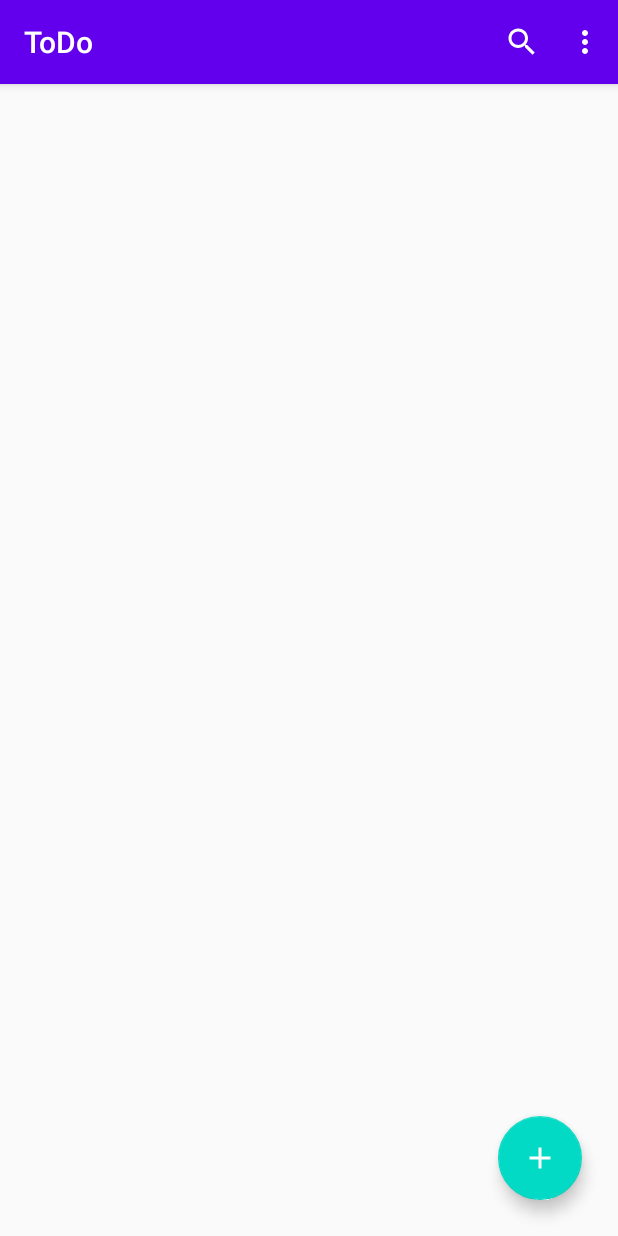
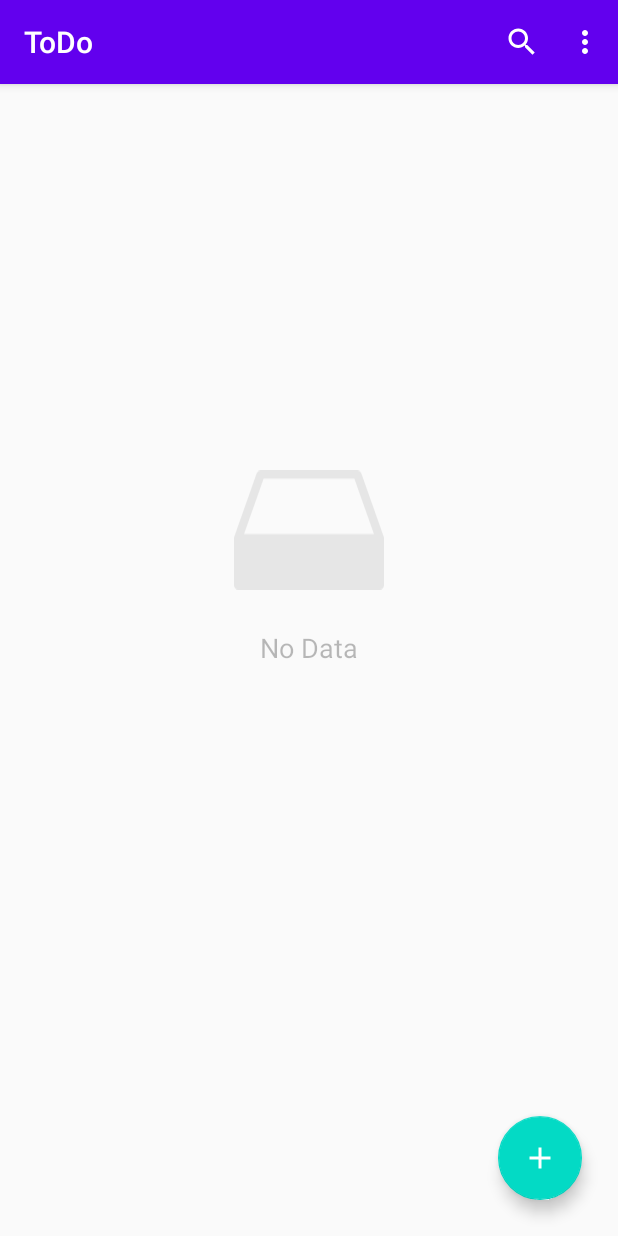
Before and after one commit to sushmoyr/ToDo-Application, an Android app: the screen it shows after launch (MainActivity), on a phone screen of 412 x 824 dp. Run offline under Robolectric (Android 15) with nearby library versions, the phone set to English and light mode, and no system bars; our stand-ins replace Room's generated code, navigation-ui.

Commit message:
layout updated

```diff
--- a/app/src/main/java/com/sushmoyr/todoapplication/fragments/SharedViewModel.kt
+++ b/app/src/main/java/com/sushmoyr/todoapplication/fragments/SharedViewModel.kt
@@ -7,10 +7,18 @@ import android.widget.AdapterView
 import android.widget.TextView
 import androidx.core.content.ContextCompat
 import androidx.lifecycle.AndroidViewModel
+import androidx.lifecycle.MutableLiveData
 import com.sushmoyr.todoapplication.R
 import com.sushmoyr.todoapplication.data.model.Priority
+import com.sushmoyr.todoapplication.data.model.ToDoData
 
 class SharedViewModel(application: Application):AndroidViewModel(application) {
+
+    val emptyDatabase: MutableLiveData<Boolean> = MutableLiveData(true)
+
+    fun checkIfDatabaseEmpty(toDoData: List<ToDoData>){
+        emptyDatabase.value = toDoData.isEmpty()
+    }
 
     val listener:AdapterView.OnItemSelectedListener = object :
     AdapterView.OnItemSelectedListener{
--- a/app/src/main/java/com/sushmoyr/todoapplication/fragments/list/ListFragment.kt
+++ b/app/src/main/java/com/sushmoyr/todoapplication/fragments/list/ListFragment.kt
@@ -12,6 +12,8 @@ import androidx.recyclerview.widget.LinearLayoutManager
 import com.sushmoyr.todoapplication.R
 import com.sushmoyr.todoapplication.data.viewmodel.ToDoViewModel
 import com.sushmoyr.todoapplication.fragments.ListAdapter
+import com.sushmoyr.todoapplication.fragments.SharedViewModel
+import kotlinx.android.synthetic.main.fragment_list.*
 import kotlinx.android.synthetic.main.fragment_list.view.*
 
 class ListFragment : Fragment() {
@@ -20,6 +22,7 @@ class ListFragment : Fragment() {
         ListAdapter()
     }
     private val todoViewModel:ToDoViewModel by viewModels()
+    private val sharedViewModel : SharedViewModel by viewModels()
 
     override fun onCreate(savedInstanceState: Bundle?) {
         super.onCreate(savedInstanceState)
@@ -38,6 +41,7 @@ class ListFragment : Fragment() {
         recyclerView.layoutManager = LinearLayoutManager(requireContext())
 
         todoViewModel.getAllData.observe(viewLifecycleOwner, Observer { data->
+            sharedViewModel.checkIfDatabaseEmpty(data)
             adapter.setData(data)
         })
 
@@ -45,7 +49,21 @@ class ListFragment : Fragment() {
             findNavController().navigate(R.id.action_listFragment_to_addFragment)
         }
 
+        sharedViewModel.emptyDatabase.observe(viewLifecycleOwner, Observer {
+            showEmptyView(it)
+        })
+
         return view
+    }
+
+    private fun showEmptyView(emptyDatabase: Boolean) {
+        if(emptyDatabase){
+            noDataImage.visibility = View.VISIBLE
+            noDataText.visibility = View.VISIBLE
+        }else{
+            noDataImage.visibility = View.INVISIBLE
+            noDataText.visibility = View.INVISIBLE
+        }
     }
 
     override fun onCreateOptionsMenu(menu: Menu, inflater: MenuInflater) {
--- a/app/src/main/res/layout/fragment_list.xml
+++ b/app/src/main/res/layout/fragment_list.xml
@@ -36,7 +36,7 @@
         android:layout_width="100dp"
         android:layout_height="100dp"
         android:src="@drawable/empty"
-        android:visibility="gone"
+        android:visibility="invisible"
         app:layout_constraintBottom_toBottomOf="parent"
         app:layout_constraintEnd_toEndOf="@+id/recyclerView"
         app:layout_constraintStart_toStartOf="parent"
@@ -50,7 +50,7 @@
         android:layout_marginTop="16dp"
         android:alpha="0.5"
         android:text="@string/no_data"
-        android:visibility="gone"
+        android:visibility="invisible"
         android:textSize="18sp"
         app:layout_constraintEnd_toEndOf="@+id/noDataImage"
         app:layout_constraintStart_toStartOf="@+id/noDataImage"
```
